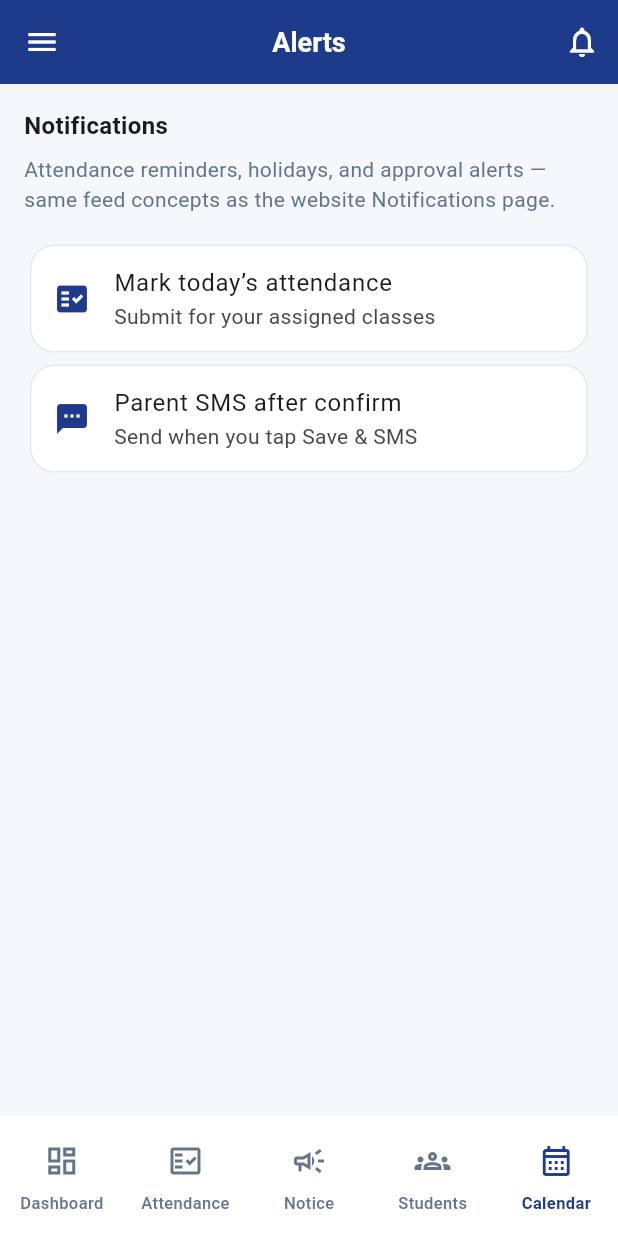
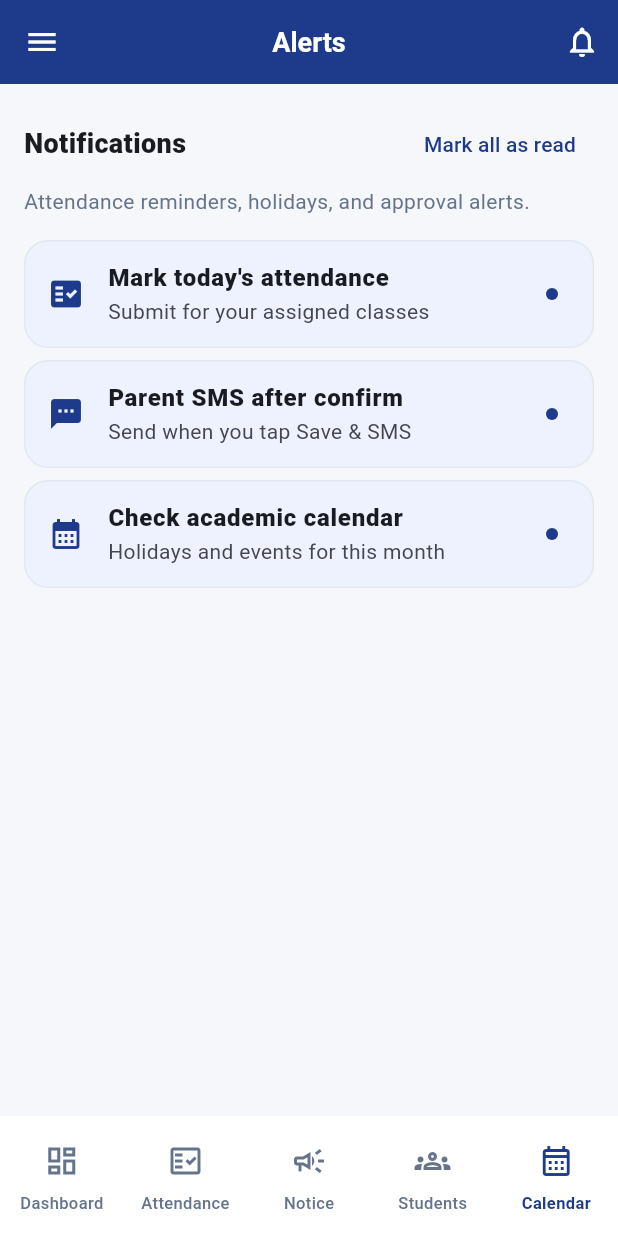
Before and after one commit to sanjanass23mss048/attendance_tracking, a Flutter app: the NotificationsScreen screen opened by its route, on a phone screen of 412 x 824 dp. Run offline on Flutter 3.47's test engine with Material 3 defaults, Android fonts, the phone set to English and light mode, and no system bars; our stand-ins replace firebase_core, firebase_messaging, flutter_local_notifications, go_router, open_filex, permission_handler and 2 more; accounts and stored records are empty; network calls fail.

Commit message:
Default parent class timetable and add mark-all-as-read on notifications.
Co-authored-by: Cursor <cursoragent@cursor.com>

```diff
--- a/presence_flutter/lib/screens/notifications_screen.dart
+++ b/presence_flutter/lib/screens/notifications_screen.dart
@@ -1,35 +1,143 @@
 import 'package:flutter/material.dart';
+import 'package:shared_preferences/shared_preferences.dart';
 
 import '../theme.dart';
 
-class NotificationsScreen extends StatelessWidget {
+const _seenKey = 'presence_flutter_notifications_seen_v1';
+
+class _NotifItem {
+  const _NotifItem({
+    required this.id,
+    required this.title,
+    required this.body,
+    required this.icon,
+  });
+  final String id;
+  final String title;
+  final String body;
+  final IconData icon;
+}
+
+const _feed = [
+  _NotifItem(
+    id: 'attendance-today',
+    title: "Mark today's attendance",
+    body: 'Submit for your assigned classes',
+    icon: Icons.fact_check,
+  ),
+  _NotifItem(
+    id: 'parent-sms',
+    title: 'Parent SMS after confirm',
+    body: 'Send when you tap Save & SMS',
+    icon: Icons.sms,
+  ),
+  _NotifItem(
+    id: 'calendar-tip',
+    title: 'Check academic calendar',
+    body: 'Holidays and events for this month',
+    icon: Icons.calendar_month,
+  ),
+];
+
+class NotificationsScreen extends StatefulWidget {
   const NotificationsScreen({super.key});
+
+  @override
+  State<NotificationsScreen> createState() => _NotificationsScreenState();
+}
+
+class _NotificationsScreenState extends State<NotificationsScreen> {
+  Set<String> seen = {};
+  bool loading = true;
+
+  @override
+  void initState() {
+    super.initState();
+    _loadSeen();
+  }
+
+  Future<void> _loadSeen() async {
+    final prefs = await SharedPreferences.getInstance();
+    final list = prefs.getStringList(_seenKey) ?? [];
+    if (!mounted) return;
+    setState(() {
+      seen = list.toSet();
+      loading = false;
+    });
+  }
+
+  Future<void> _markAllRead() async {
+    final prefs = await SharedPreferences.getInstance();
+    final ids = _feed.map((n) => n.id).toList();
+    await prefs.setStringList(_seenKey, ids);
+    if (!mounted) return;
+    setState(() => seen = ids.toSet());
+    ScaffoldMessenger.of(context).showSnackBar(
+      const SnackBar(content: Text('All notifications marked as read')),
+    );
+  }
+
+  int get unreadCount => _feed.where((n) => !seen.contains(n.id)).length;
 
   @override
   Widget build(BuildContext context) {
     return ListView(
       padding: const EdgeInsets.all(16),
-      children: const [
-        Text('Notifications',
-            style: TextStyle(fontWeight: FontWeight.w700, fontSize: 16)),
-        SizedBox(height: 8),
-        Text(
-          'Attendance reminders, holidays, and approval alerts — same feed concepts as the website Notifications page.',
+      children: [
+        Row(
+          children: [
+            const Expanded(
+              child: Text(
+                'Notifications',
+                style: TextStyle(fontWeight: FontWeight.w800, fontSize: 18),
+              ),
+            ),
+            TextButton(
+              onPressed: unreadCount == 0 || loading ? null : _markAllRead,
+              child: const Text('Mark all as read'),
+            ),
+          ],
+        ),
+        const SizedBox(height: 4),
+        const Text(
+          'Attendance reminders, holidays, and approval alerts.',
           style: TextStyle(color: PresenceColors.muted),
         ),
-        SizedBox(height: 16),
+        const SizedBox(height: 16),
+        if (loading)
+          const Center(child: Padding(
+            padding: EdgeInsets.all(24),
+            child: CircularProgressIndicator(),
+          ))
+        else
+          for (final n in _feed)
             Card(
+              margin: const EdgeInsets.only(bottom: 8),
+              color: seen.contains(n.id) ? Colors.white : const Color(0xFFEEF2FF),
               child: ListTile(
-            leading: Icon(Icons.fact_check, color: PresenceColors.primary),
-            title: Text('Mark today’s attendance'),
-            subtitle: Text('Submit for your assigned classes'),
+                leading: Icon(
+                  n.icon,
+                  color: seen.contains(n.id)
+                      ? PresenceColors.muted
+                      : PresenceColors.primaryDark,
+                ),
+                title: Text(
+                  n.title,
+                  style: TextStyle(
+                    fontWeight: seen.contains(n.id) ? FontWeight.w600 : FontWeight.w800,
                   ),
                 ),
-        Card(
-          child: ListTile(
-            leading: Icon(Icons.sms, color: PresenceColors.primaryDark),
-            title: Text('Parent SMS after confirm'),
-            subtitle: Text('Send when you tap Save & SMS'),
+                subtitle: Text(n.body),
+                trailing: seen.contains(n.id)
+                    ? null
+                    : Container(
+                        width: 8,
+                        height: 8,
+                        decoration: const BoxDecoration(
+                          color: PresenceColors.primaryDark,
+                          shape: BoxShape.circle,
+                        ),
+                      ),
               ),
             ),
       ],
--- a/presence_flutter/lib/screens/parent/parent_timetable_screen.dart
+++ b/presence_flutter/lib/screens/parent/parent_timetable_screen.dart
@@ -21,7 +21,7 @@ class _ParentTimetableScreenState extends State<ParentTimetableScreen> {
   bool loading = true;
   String? error;
   ParentStudentsState? _students;
-  _TimetableMode _mode = _TimetableMode.exam;
+  _TimetableMode _mode = _TimetableMode.classWeekly;
 
   @override
   void initState() {
```
Also changed, not shown: 2 other files. Lines whose indentation alone changed are shown as unchanged.
